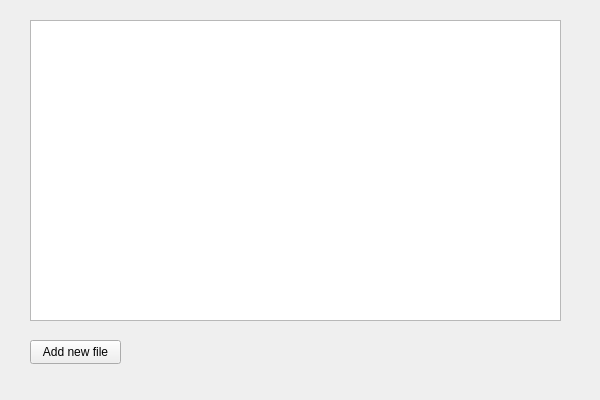
radusalex1/OneDriveProject, file OneDrive/onedrive_mainwindow.ui: the form before one commit.
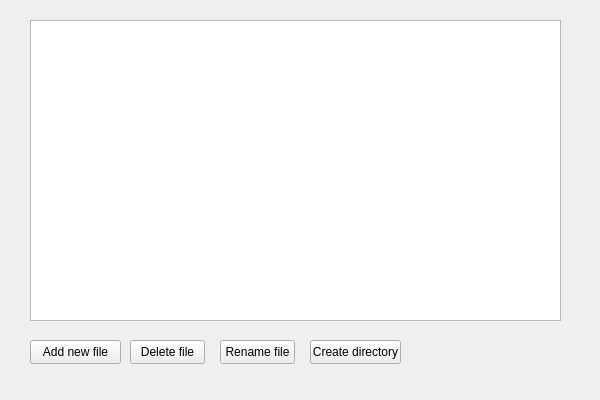
The form after the commit.

Commit message: [ADD] New buttons in Mainwindow

Patch:
```diff
--- a/OneDrive/onedrive_mainwindow.ui
+++ b/OneDrive/onedrive_mainwindow.ui
@@ -36,6 +36,45 @@
     </rect>
    </property>
   </widget>
+  <widget class="QPushButton" name="pushButton">
+   <property name="geometry">
+    <rect>
+     <x>130</x>
+     <y>340</y>
+     <width>75</width>
+     <height>24</height>
+    </rect>
+   </property>
+   <property name="text">
+    <string>Delete file</string>
+   </property>
+  </widget>
+  <widget class="QPushButton" name="pushButton_2">
+   <property name="geometry">
+    <rect>
+     <x>220</x>
+     <y>340</y>
+     <width>75</width>
+     <height>24</height>
+    </rect>
+   </property>
+   <property name="text">
+    <string>Rename file</string>
+   </property>
+  </widget>
+  <widget class="QPushButton" name="pushButton_3">
+   <property name="geometry">
+    <rect>
+     <x>310</x>
+     <y>340</y>
+     <width>91</width>
+     <height>24</height>
+    </rect>
+   </property>
+   <property name="text">
+    <string>Create directory</string>
+   </property>
+  </widget>
  </widget>
  <resources/>
  <connections/>
```
The commit also changes 1 other file.
